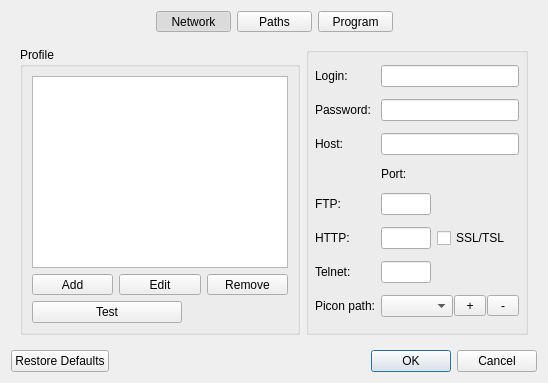
First picture: the form in app/ui/res/settings.ui, repository DYefremov/E2Toolkit, before the edit.
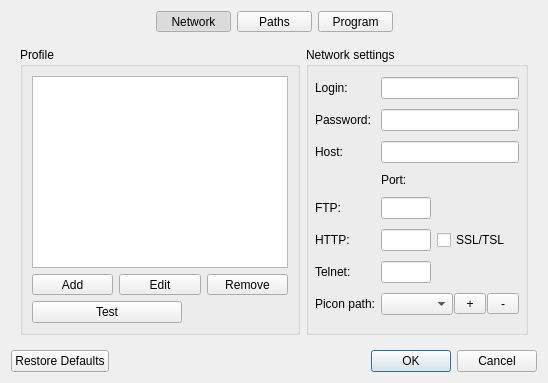
Second picture: the form after the edit. Icons and pictures are not drawn.

Commit message: added info labels

```diff
--- a/app/ui/res/settings.ui
+++ b/app/ui/res/settings.ui
@@ -9,7 +9,7 @@
    <rect>
     <x>0</x>
     <y>0</y>
-    <width>675</width>
+    <width>700</width>
     <height>450</height>
    </rect>
   </property>
@@ -262,6 +262,9 @@
          </item>
          <item row="0" column="1">
           <widget class="QGroupBox" name="network_group_box">
+           <property name="title">
+            <string>Network settings</string>
+           </property>
            <layout class="QGridLayout" name="network_settings_grid">
             <property name="leftMargin">
              <number>6</number>
```
The commit also changes 3 other files.
